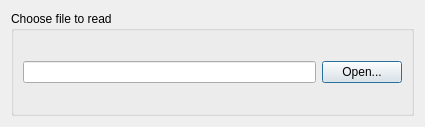
Before: the Qt Designer form src/Interface/Modules/DataIO/ReadBundleDialog.ui in SCIInstitute/SCIRun, drawn with Qt 5.
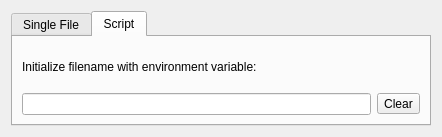
After: the same form once the commit is applied. The open tabs and pages were chosen to show the change.

```diff
--- a/src/Interface/Modules/DataIO/ReadBundleDialog.ui
+++ b/src/Interface/Modules/DataIO/ReadBundleDialog.ui
@@ -6,8 +6,8 @@
    <rect>
     <x>0</x>
     <y>0</y>
-    <width>425</width>
-    <height>127</height>
+    <width>442</width>
+    <height>137</height>
    </rect>
   </property>
   <property name="sizePolicy">
@@ -18,21 +18,29 @@
   </property>
   <property name="minimumSize">
    <size>
-    <width>425</width>
-    <height>127</height>
+    <width>442</width>
+    <height>137</height>
    </size>
   </property>
   <property name="windowTitle">
    <string>Dialog</string>
   </property>
-  <layout class="QGridLayout" name="gridLayout">
+  <layout class="QGridLayout" name="gridLayout_2">
    <item row="0" column="0">
+    <widget class="QTabWidget" name="tabWidget">
+     <property name="currentIndex">
+      <number>0</number>
+     </property>
+     <widget class="QWidget" name="tab">
+      <attribute name="title">
+       <string>Single File</string>
+      </attribute>
+      <layout class="QHBoxLayout" name="horizontalLayout_2">
+       <item>
     <widget class="QGroupBox" name="groupBox">
      <property name="title">
       <string>Choose file to read</string>
      </property>
-     <layout class="QGridLayout" name="gridLayout_2">
-      <item row="0" column="0">
        <layout class="QHBoxLayout" name="horizontalLayout">
         <item>
          <widget class="QLineEdit" name="fileNameLineEdit_">
@@ -61,8 +69,34 @@
          </widget>
         </item>
        </layout>
-      </item>
-     </layout>
+        </widget>
+       </item>
+      </layout>
+     </widget>
+     <widget class="QWidget" name="tab_2">
+      <attribute name="title">
+       <string>Script</string>
+      </attribute>
+      <layout class="QGridLayout" name="gridLayout">
+       <item row="0" column="0">
+        <widget class="QLabel" name="label">
+         <property name="text">
+          <string>Initialize filename with environment variable:</string>
+         </property>
+        </widget>
+       </item>
+       <item row="2" column="0">
+        <widget class="QLineEdit" name="scriptInputLineEdit_"/>
+       </item>
+       <item row="2" column="1">
+        <widget class="QToolButton" name="toolButton">
+         <property name="text">
+          <string>Clear</string>
+         </property>
+        </widget>
+       </item>
+      </layout>
+     </widget>
     </widget>
    </item>
   </layout>
```
Left out of the diff: 19 changed lines with no effect on the pictures. Lines whose indentation alone changed are shown as unchanged.
